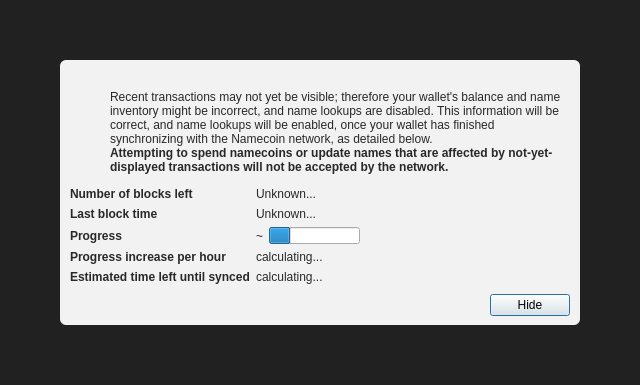
Qt form src/qt/forms/modaloverlay.ui (xaya/xaya) before a commit.
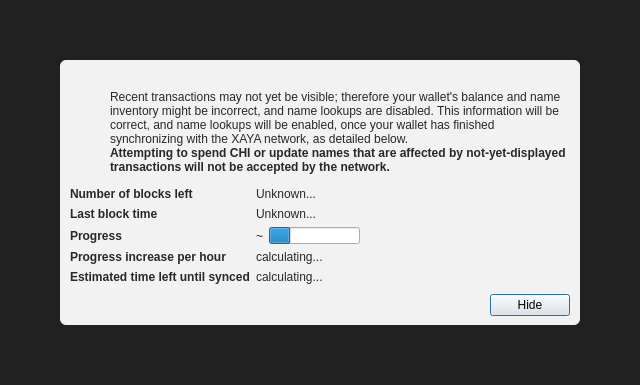
The same form after that commit. Icons and pictures are not drawn. Custom widgets are drawn as their Qt base class.

```diff
--- a/src/qt/forms/modaloverlay.ui
+++ b/src/qt/forms/modaloverlay.ui
@@ -130,7 +130,7 @@
              <item>
               <widget class="QLabel" name="infoText">
                <property name="text">
-                <string>Recent transactions may not yet be visible; therefore your wallet's balance and name inventory might be incorrect, and name lookups are disabled. This information will be correct, and name lookups will be enabled, once your wallet has finished synchronizing with the Namecoin network, as detailed below.</string>
+                <string>Recent transactions may not yet be visible; therefore your wallet's balance and name inventory might be incorrect, and name lookups are disabled. This information will be correct, and name lookups will be enabled, once your wallet has finished synchronizing with the XAYA network, as detailed below.</string>
                </property>
                <property name="textFormat">
                 <enum>Qt::RichText</enum>
@@ -149,7 +149,7 @@
                 </font>
                </property>
                <property name="text">
-                <string>Attempting to spend namecoins or update names that are affected by not-yet-displayed transactions will not be accepted by the network.</string>
+                <string>Attempting to spend CHI or update names that are affected by not-yet-displayed transactions will not be accepted by the network.</string>
                </property>
                <property name="textFormat">
                 <enum>Qt::RichText</enum>
```
